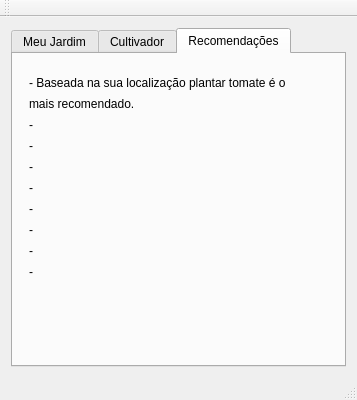
Before: the Qt Designer form IPlant/mainwindow.ui in duchometson/Modelagem_Software, drawn with Qt 5.
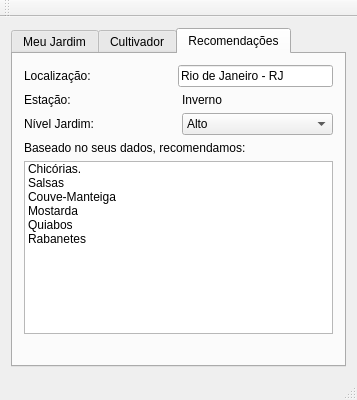
After: the same form once the commit is applied. Icons and pictures are not drawn.

```diff
--- a/IPlant/mainwindow.ui
+++ b/IPlant/mainwindow.ui
@@ -14,8 +14,8 @@
    <string>IPlant</string>
   </property>
   <widget class="QWidget" name="centralWidget">
-   <layout class="QGridLayout" name="gridLayout">
-    <item row="0" column="1">
+   <layout class="QVBoxLayout" name="verticalLayout_3">
+    <item>
      <widget class="QTabWidget" name="tabWidget">
       <property name="currentIndex">
        <number>2</number>
@@ -469,84 +469,137 @@
        <attribute name="title">
         <string>Recomendações</string>
        </attribute>
-       <widget class="QWidget" name="">
+       <widget class="QWidget" name="verticalLayoutWidget">
         <property name="geometry">
          <rect>
-          <x>5</x>
-          <y>10</y>
-          <width>356</width>
-          <height>226</height>
+          <x>0</x>
+          <y>0</y>
+          <width>331</width>
+          <height>291</height>
          </rect>
         </property>
-        <layout class="QVBoxLayout" name="verticalLayout_3">
+        <layout class="QVBoxLayout" name="verticalLayout_4">
+         <item>
+          <layout class="QHBoxLayout" name="horizontalLayout">
          <item>
           <widget class="QLabel" name="label_16">
            <property name="text">
-            <string>- Baseada na sua localização plantar tomate é o</string>
+              <string>Localização:</string>
            </property>
           </widget>
          </item>
+           <item>
+            <spacer name="horizontalSpacer">
+             <property name="orientation">
+              <enum>Qt::Horizontal</enum>
+             </property>
+             <property name="sizeType">
+              <enum>QSizePolicy::Fixed</enum>
+             </property>
+             <property name="sizeHint" stdset="0">
+              <size>
+               <width>81</width>
+               <height>20</height>
+              </size>
+             </property>
+            </spacer>
+           </item>
+           <item>
+            <widget class="QLineEdit" name="lineEdit">
+             <property name="text">
+              <string>Rio de Janeiro - RJ</string>
+             </property>
+            </widget>
+           </item>
+          </layout>
+         </item>
+         <item>
+          <layout class="QHBoxLayout" name="horizontalLayout_2">
          <item>
           <widget class="QLabel" name="label_17">
            <property name="text">
-            <string>mais recomendado.</string>
+              <string>Estação:</string>
            </property>
           </widget>
          </item>
          <item>
           <widget class="QLabel" name="label_18">
            <property name="text">
-            <string>- </string>
-           </property>
-          </widget>
+              <string>Inverno</string>
+             </property>
+            </widget>
+           </item>
+          </layout>
          </item>
          <item>
-          <widget class="QLabel" name="label_19">
-           <property name="text">
-            <string>- </string>
-           </property>
-          </widget>
-         </item>
+          <layout class="QHBoxLayout" name="horizontalLayout_3">
          <item>
           <widget class="QLabel" name="label_20">
            <property name="text">
-            <string>- </string>
+              <string>Nível Jardim:</string>
            </property>
           </widget>
          </item>
          <item>
-          <widget class="QLabel" name="label_21">
+            <widget class="QComboBox" name="comboBox">
+             <item>
            <property name="text">
-            <string>- </string>
-           </property>
-          </widget>
+               <string>Alto</string>
+              </property>
          </item>
          <item>
-          <widget class="QLabel" name="label_22">
            <property name="text">
-            <string>- </string>
-           </property>
-          </widget>
+               <string>Médio</string>
+              </property>
          </item>
          <item>
-          <widget class="QLabel" name="label_23">
            <property name="text">
-            <string>- </string>
-           </property>
-          </widget>
-         </item>
+               <string>Baixo</string>
+              </property>
+             </item>
+            </widget>
+           </item>
+          </layout>
+         </item>
          <item>
-          <widget class="QLabel" name="label_24">
+          <widget class="QLabel" name="label_19">
            <property name="text">
-            <string>- </string>
+            <string>Baseado no seus dados, recomendamos:</string>
            </property>
           </widget>
          </item>
          <item>
-          <widget class="QLabel" name="label_25">
+          <widget class="QListWidget" name="listWidget">
+           <item>
            <property name="text">
-            <string>- </string>
-           </property>
+             <string>Chicórias.</string>
+            </property>
+           </item>
+           <item>
+            <property name="text">
+             <string>Salsas</string>
+            </property>
+           </item>
+           <item>
+            <property name="text">
+             <string>Couve-Manteiga</string>
+            </property>
+           </item>
+           <item>
+            <property name="text">
+             <string>Mostarda</string>
+            </property>
+           </item>
+           <item>
+            <property name="text">
+             <string>Quiabos</string>
+            </property>
+           </item>
+           <item>
+            <property name="text">
+             <string>Rabanetes</string>
+            </property>
+           </item>
           </widget>
          </item>
         </layout>
```
Lines whose indentation alone changed are shown as unchanged.
